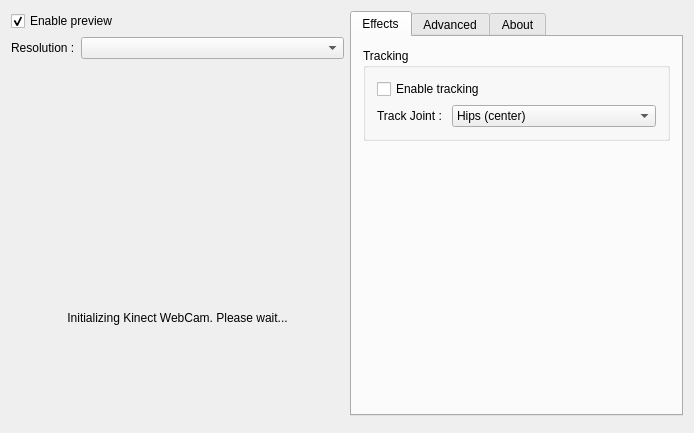
Old version of the form src/ui/mainwindow.ui in the repository JohanSmet/kinect_webcam.
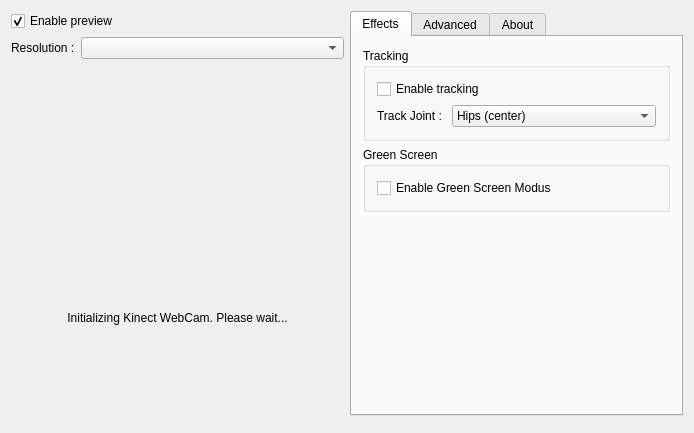
New version of the form. The open tabs and pages were chosen to show the change.

Commit message: - integrate opencv - rudimentary green screen on kinect v2

What changed in the file:
```diff
--- a/src/ui/mainwindow.ui
+++ b/src/ui/mainwindow.ui
@@ -163,6 +163,22 @@
           </layout>
          </widget>
         </item>
+        <item>
+         <widget class="QGroupBox" name="pnlGreenScreen">
+          <property name="title">
+           <string>Green Screen</string>
+          </property>
+          <layout class="QVBoxLayout" name="verticalLayout_7">
+           <item>
+            <widget class="QCheckBox" name="cbGreenScreen">
+             <property name="text">
+              <string>Enable Green Screen Modus</string>
+             </property>
+            </widget>
+           </item>
+          </layout>
+         </widget>
+        </item>
         <item>
          <spacer name="verticalSpacer_2">
           <property name="orientation">
```
Left out of the diff: 192 changed lines with no effect on the pictures. The commit also changes 17 other files.
